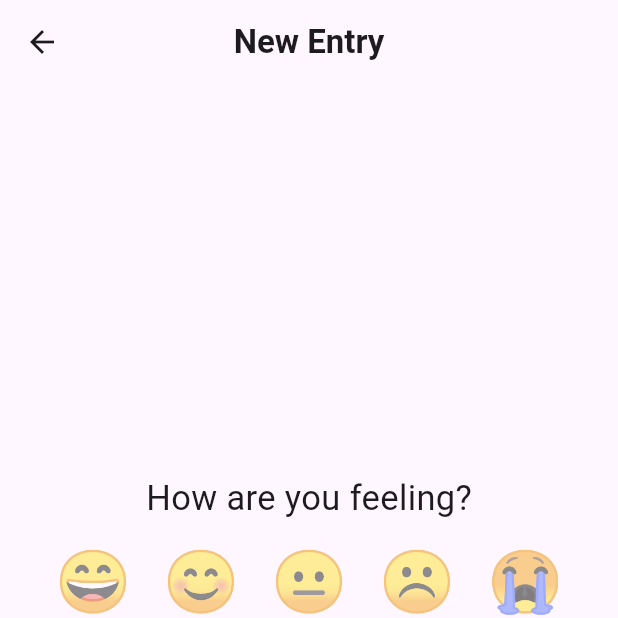
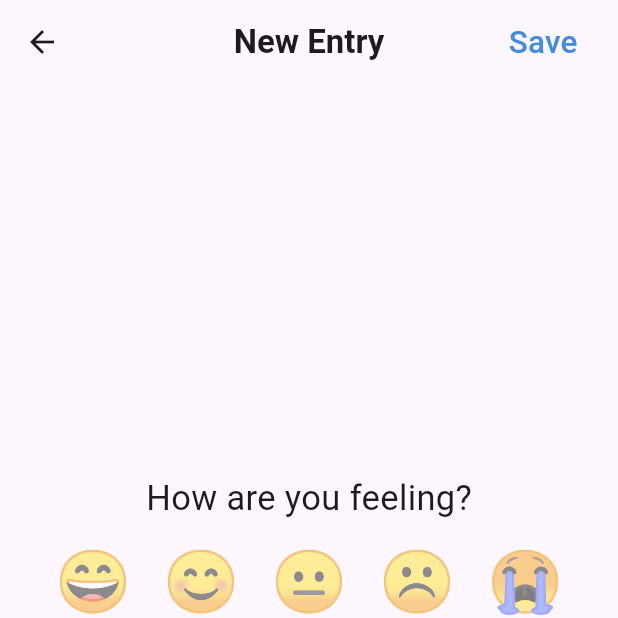
Before and after one commit to gianworks/emotiary, a Flutter app: the NewEntryScreen screen opened directly, on a phone screen of 412 x 824 dp, the top half of it. Run offline on Flutter 3.47's test engine with Material 3 defaults, Android fonts, the phone set to English and light mode, and no system bars.

Commit message:
Add Save button to AppBar in NewEntryScreen

```diff
--- a/lib/Screens/new_entry_screen.dart
+++ b/lib/Screens/new_entry_screen.dart
@@ -66,6 +66,15 @@ class _NewEntryScreenState extends State<NewEntryScreen> {
       appBar: AppBar(
         centerTitle: true,
         title: Text("New Entry", style: TextStyle(fontWeight: FontWeight.w600)),
+        actions: [
+          Padding(
+            padding: EdgeInsets.only(right: 15),
+            child: TextButton(
+              onPressed: () {},
+              child: Text("Save", style: TextStyle(fontSize: 21, color: Color.fromARGB(255, 66, 139, 223)))
+            ),
+          )
+        ],
       ),
       body: PageView(
         controller: _pageController,
```
